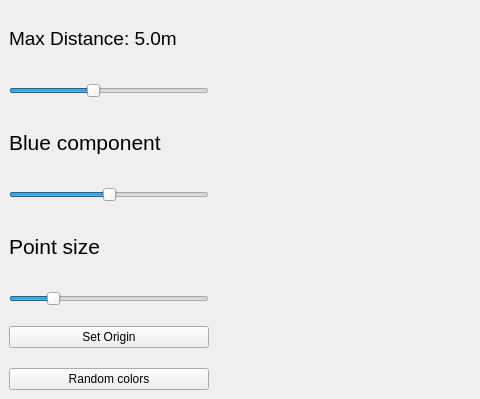
Above: Vision_Control/falcon9/pclviewer.ui from HardwareCity/Falcon9_Electric_Fun before the change; both pictures show x 0 to 480 and y 100 to 499 of the 966 by 499 pixel window. Below: the same form after it.
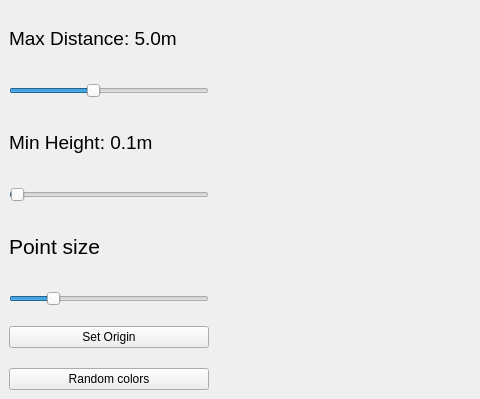
That is the form after the change. Custom widgets are drawn as their Qt base class.

Commit message: Iterative tracking using simple cluster centroid

The edit to the form file:
```diff
--- a/Vision_Control/falcon9/pclviewer.ui
+++ b/Vision_Control/falcon9/pclviewer.ui
@@ -112,24 +112,27 @@
          <widget class="QLabel" name="label_3">
           <property name="font">
            <font>
-            <pointsize>16</pointsize>
+            <pointsize>14</pointsize>
             <weight>50</weight>
             <italic>false</italic>
             <bold>false</bold>
            </font>
           </property>
           <property name="text">
-           <string>Blue component</string>
+           <string>Min Height: 0.1m</string>
           </property>
          </widget>
         </item>
         <item>
          <widget class="QSlider" name="horizontalSlider_B">
           <property name="maximum">
-           <number>255</number>
+           <number>2000</number>
+          </property>
+          <property name="singleStep">
+           <number>10</number>
           </property>
           <property name="value">
-           <number>128</number>
+           <number>10</number>
           </property>
           <property name="orientation">
            <enum>Qt::Horizontal</enum>
```
Left out of the diff: 4 changed lines with no effect on the pictures. The commit also changes 2 other files.
